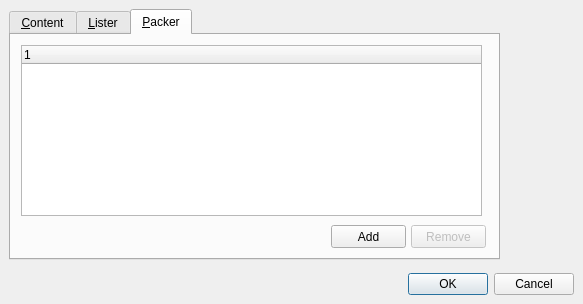
Old version of the form OptionsDialog.ui in the repository martin-kudlicka/file-commander.
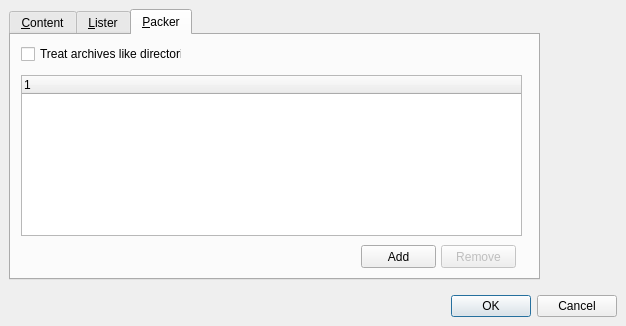
New version of the form. The open tabs and pages were chosen to show the change.

Commit message: + treat archives like directories option

```diff
--- a/OptionsDialog.ui
+++ b/OptionsDialog.ui
@@ -5,8 +5,8 @@
    <rect>
     <x>0</x>
     <y>0</y>
-    <width>583</width>
-    <height>304</height>
+    <width>626</width>
+    <height>326</height>
    </rect>
   </property>
   <property name="windowTitle" >
@@ -981,8 +981,8 @@
           <rect>
            <x>0</x>
            <y>0</y>
-           <width>491</width>
-           <height>251</height>
+           <width>531</width>
+           <height>271</height>
           </rect>
          </property>
          <property name="currentIndex" >
@@ -1207,20 +1207,25 @@
            <property name="geometry" >
             <rect>
              <x>10</x>
-             <y>10</y>
-             <width>461</width>
-             <height>171</height>
+             <y>40</y>
+             <width>501</width>
+             <height>161</height>
             </rect>
            </property>
            <property name="rootIsDecorated" >
             <bool>false</bool>
            </property>
+           <column>
+            <property name="text" >
+             <string>1</string>
+            </property>
+           </column>
           </widget>
           <widget class="QPushButton" name="qpbAddPackerPlugin" >
            <property name="geometry" >
             <rect>
-             <x>320</x>
-             <y>190</y>
+             <x>350</x>
+             <y>210</y>
              <width>75</width>
              <height>23</height>
             </rect>
@@ -1235,8 +1240,8 @@
            </property>
            <property name="geometry" >
             <rect>
-             <x>400</x>
-             <y>190</y>
+             <x>430</x>
+             <y>210</y>
              <width>75</width>
              <height>23</height>
             </rect>
@@ -1245,6 +1250,19 @@
             <string>Remove</string>
            </property>
           </widget>
+          <widget class="QCheckBox" name="qcbTreatArchivesLikeDirectories" >
+           <property name="geometry" >
+            <rect>
+             <x>10</x>
+             <y>10</y>
+             <width>161</width>
+             <height>18</height>
+            </rect>
+           </property>
+           <property name="text" >
+            <string>Treat archives like directories</string>
+           </property>
+          </widget>
          </widget>
         </widget>
        </widget>
```
Left out of the diff: 147 changed lines with no effect on the pictures. The commit also changes 4 other files.
